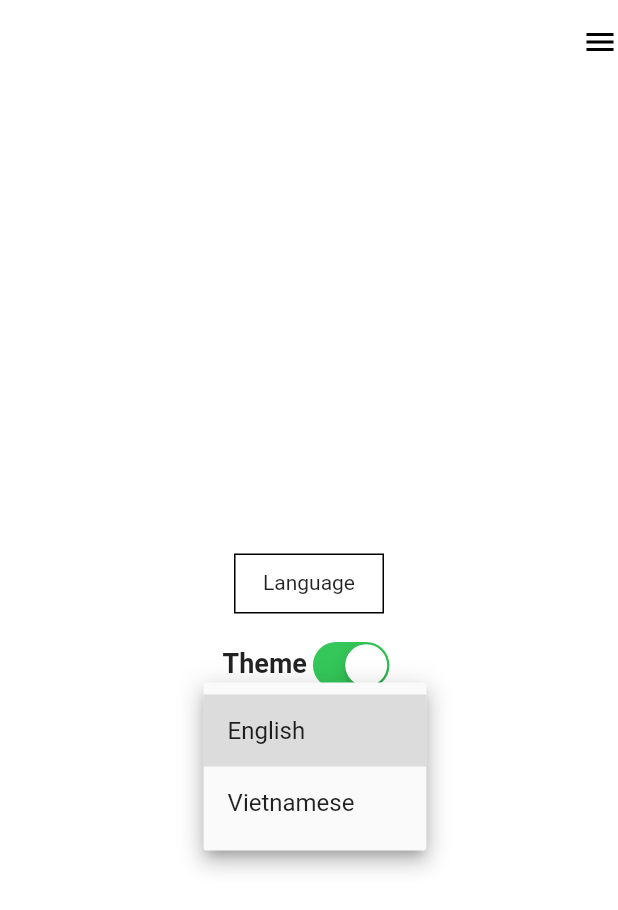
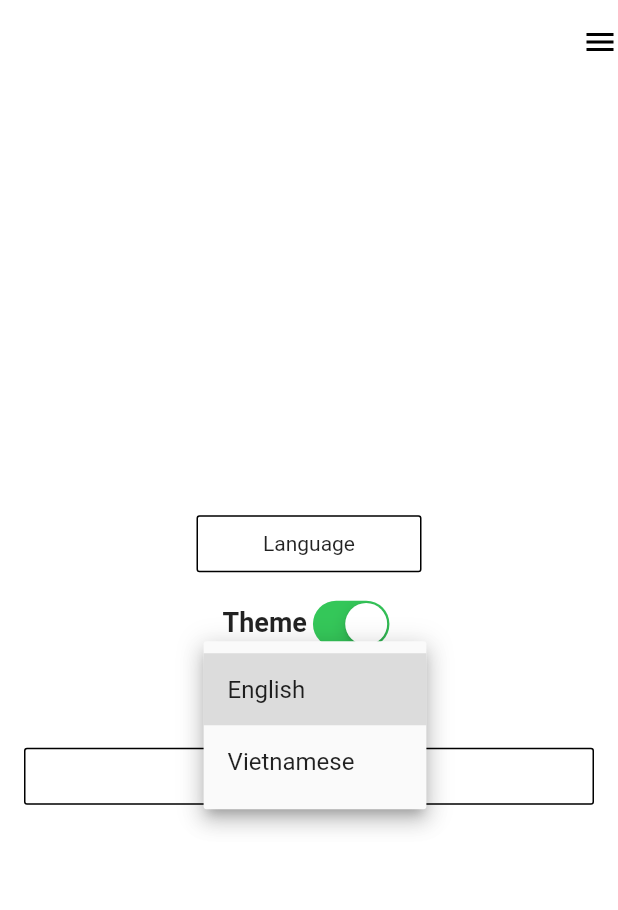
Before and after one commit to viphoamt/flutter-getx-template, a Flutter app: the screen it shows after launch, after a tap on "English", on a phone screen of 412 x 824 dp. Shown: the top 910 px of the screen. Run offline on Flutter 3.47's test engine with Material 2 defaults, Android fonts, the phone set to English and light mode, and no system bars; our stand-ins replace cookie_jar, dio, dio_cookie_manager, flutter_dotenv, flutter_easyloading, flutter_svg and 2 more.

Commit message:
fix language

```diff
--- /dev/null
+++ b/lib/commons/constant/dimens.dart
@@ -0,0 +1,4 @@
+const double kRadiusButton = 2.0;
+const double kHeightLargeButton = 56.0;
+const double kHeightDefaultButton = 38.0;
+const double kPaddingHorizontal16 = 16.0;
--- /dev/null
+++ b/lib/commons/constant/index.dart
@@ -0,0 +1,5 @@
+export 'app_constant.dart';
+export 'colors.dart';
+export 'date_time_format_pattern_constants.dart';
+export 'dimens.dart';
+export 'image_assets.dart';
--- a/lib/core/controllers/app_controller.dart
+++ b/lib/core/controllers/app_controller.dart
@@ -1,18 +1,21 @@
 import 'package:flutter/material.dart';
 import 'package:flutter_getx_base/data/local/preference_manager_impl.dart';
-import 'package:flutter_getx_base/localization/localization_service.dart';
+import 'package:flutter_getx_base/models/enum/language_type.dart';
 import 'package:flutter_getx_base/models/enum/theme_type.dart';
 import 'package:get/get.dart';
+
+import 'language_controller_extension.dart';
 import 'theme_controller_extension.dart';
 
 class AppController extends GetxController {
   static AppController to = Get.find();
-  final languageCode = LocalizationService.languages[0].obs;
+  final languageCode = LanguageType.english.obs;
   final theme = ThemeType.light.obs;
   final prefs = PreferenceManagerImpl();
   late ThemeMode themeMode;
 
   AppController() {
     getThemeModeFromStore();
+    getSavedLanguageCode();
   }
 }
--- a/lib/core/controllers/language_controller_extension.dart
+++ b/lib/core/controllers/language_controller_extension.dart
@@ -1,10 +1,18 @@
+import 'package:flutter_getx_base/commons/constant/index.dart';
 import 'package:flutter_getx_base/core/controllers/app_controller.dart';
 import 'package:flutter_getx_base/localization/localization_service.dart';
+import 'package:flutter_getx_base/models/enum/language_type.dart';
 
 extension LanguageControllerExtension on AppController {
-  void changeLocale(String? value) {
+  void getSavedLanguageCode() async {
+    final savedLanguageCode = await prefs.getString(AppConstant.language);
+    changeLocale(LanguageTypeExtension.parseLanguageCode(savedLanguageCode));
+  }
+
+  void changeLocale(LanguageType? value) async {
     if (value != null) {
       languageCode.value = value;
+      await prefs.setString(AppConstant.language, value.languageCode);
       LocalizationService.changeLocale(value);
       update();
     }
--- a/lib/core/controllers/theme_controller_extension.dart
+++ b/lib/core/controllers/theme_controller_extension.dart
@@ -3,14 +3,12 @@ import 'package:flutter_getx_base/commons/constant/app_constant.dart';
 import 'package:flutter_getx_base/core/controllers/app_controller.dart';
 import 'package:flutter_getx_base/models/enum/theme_type.dart';
 import 'package:get/get.dart';
-import 'package:flutter_getx_base/models/enum/theme_type.dart';
 
 extension ThemeControllerExtension on AppController {
   Future<void> setThemeMode(ThemeType value) async {
     theme.value = value;
     themeMode = getThemeModeFromString(value);
     Get.changeThemeMode(themeMode);
-    print(value.name);
     await prefs.setString(AppConstant.themeApp, value.name);
     update();
   }
@@ -28,7 +26,7 @@ extension ThemeControllerExtension on AppController {
 
   void getThemeModeFromStore() async {
     final String _themeString = await prefs.getString(AppConstant.themeApp);
-    setThemeMode(ThemeTypeExtension.parseLanguageCode(_themeString));
+    setThemeMode(ThemeTypeExtension.parseThemeType(_themeString));
   }
 
   // checks whether darkmode is set via system or previously by user
--- a/lib/futures/auth/login/login_screen.dart
+++ b/lib/futures/auth/login/login_screen.dart
@@ -5,8 +5,9 @@ import 'package:flutter_getx_base/core/controllers/app_controller.dart';
 import 'package:flutter_getx_base/core/controllers/language_controller_extension.dart';
 import 'package:flutter_getx_base/core/controllers/theme_controller_extension.dart';
 import 'package:flutter_getx_base/futures/auth/login/login_controller.dart';
-import 'package:flutter_getx_base/localization/localization_service.dart';
+import 'package:flutter_getx_base/models/enum/language_type.dart';
 import 'package:flutter_getx_base/models/enum/theme_type.dart';
+import 'package:flutter_getx_base/widgets/button.dart';
 import 'package:flutter_getx_base/widgets/icon/leading_icon.dart';
 import 'package:flutter_getx_base/widgets/screen_layout.dart';
 import 'package:get/get.dart';
@@ -25,21 +26,10 @@ class LoginScreen extends StatelessWidget {
       body: Column(
         mainAxisAlignment: MainAxisAlignment.center,
         children: [
-          InkWell(
-            onTap: controller.getWeather,
-            child: Container(
-              width: 100,
-              height: 40,
-              decoration: BoxDecoration(
-                border: Border.all(color: Theme.of(context).backgroundColor),
-              ),
-              child: Center(
-                child: Text(
-                  'language'.tr,
-                  style: AppTextStyle(),
-                ),
-              ),
-            ),
+          Button(
+            title: 'language'.tr,
+            onPressed: controller.getWeather,
+            width: 150.0,
           ),
           SizedBox(height: 15),
           Row(
@@ -64,20 +54,25 @@ class LoginScreen extends StatelessWidget {
               ),
             ],
           ),
-          DropdownButton<String>(
+          DropdownButton<LanguageType>(
             value: appController.languageCode.value,
             icon: Icon(
               Icons.arrow_drop_down_sharp,
             ),
-            items: LocalizationService.languages
-                .map<DropdownMenuItem<String>>((String value) {
-              return DropdownMenuItem<String>(
+            items: LanguageType.values
+                .map<DropdownMenuItem<LanguageType>>((LanguageType value) {
+              return DropdownMenuItem<LanguageType>(
                 value: value,
-                child: Text(value),
+                child: Text(value.translatedName),
               );
             }).toList(),
             onChanged: appController.changeLocale,
           ),
+          SizedBox(height: 15),
+          Button(
+            title: 'Click here',
+            onPressed: () => {},
+          )
         ],
       ),
     );
--- a/lib/localization/en_us.dart
+++ b/lib/localization/en_us.dart
@@ -1,6 +1,6 @@
 const Map<String, String> enUS = <String, String>{
   'english': 'English',
-  'vietNam': 'Vietnamese',
+  'vietnamese': 'Vietnamese',
   'language': 'Language',
   'theme': 'Theme',
 };
--- a/lib/localization/localization_service.dart
+++ b/lib/localization/localization_service.dart
@@ -1,5 +1,6 @@
 import 'dart:ui';
 import 'package:flutter_getx_base/localization/vn_vi.dart';
+import 'package:flutter_getx_base/models/enum/language_type.dart';
 import 'package:get/get.dart';
 import 'en_us.dart';
 
@@ -12,7 +13,10 @@ class LocalizationService extends Translations {
 
   // Supported languages
   // Needs to be same order with locales
-  static final List<String> languages = <String>['English', 'Vietnamese'];
+  static final List<LanguageType> languages = <LanguageType>[
+    LanguageType.english,
+    LanguageType.vietnamese
+  ];
 
   // Supported locales
   // Needs to be same order with languages
@@ -30,13 +34,13 @@ class LocalizationService extends Translations {
       };
 
   // Gets locale from language, and updates the locale
-  static void changeLocale(String lang) {
+  static void changeLocale(LanguageType lang) {
     final Locale? locale = _getLocaleFromLanguage(lang);
     Get.updateLocale(locale!);
   }
 
   // Finds language in `langs` list and returns it as Locale
-  static Locale? _getLocaleFromLanguage(String lang) {
+  static Locale? _getLocaleFromLanguage(LanguageType lang) {
     for (int i = 0; i < languages.length; i++) {
       if (lang == languages[i]) {
         return locales[i];
--- a/lib/localization/vn_vi.dart
+++ b/lib/localization/vn_vi.dart
@@ -1,6 +1,6 @@
 const Map<String, String> vnVI = <String, String>{
   'english': 'Tiếng Anh',
-  'vietNam': 'Tiếng Việt',
+  'vietnamese': 'Tiếng Việt',
   'login': 'Đăng nhập',
   'language': 'Ngôn ngữ',
   'theme': 'Chủ đề',
--- a/lib/main.dart
+++ b/lib/main.dart
@@ -5,7 +5,6 @@ import 'package:flutter_getx_base/commons/theme/custom_theme.dart';
 import 'package:flutter_getx_base/configurations/app_configuration_manager.dart';
 import 'package:flutter_getx_base/configurations/environment_type.dart';
 import 'package:flutter_getx_base/core/controllers/app_controller.dart';
-import 'package:flutter_getx_base/core/controllers/theme_controller_extension.dart';
 import 'package:flutter_getx_base/route/route_name.dart';
 import 'package:flutter_getx_base/route/route_page.dart';
 import 'package:get/get.dart';
--- /dev/null
+++ b/lib/models/enum/language_type.dart
@@ -0,0 +1,52 @@
+import 'package:get/get.dart';
+
+enum LanguageType { english, vietnamese }
+
+extension LanguageTypeExtension on LanguageType {
+  String get languageCode {
+    switch (this) {
+      case LanguageType.english:
+        return 'en';
+      case LanguageType.vietnamese:
+        return 'vi';
+    }
+  }
+
+  String get displayName {
+    switch (this) {
+      case LanguageType.english:
+        return 'English';
+      case LanguageType.vietnamese:
+        return 'Tiếng Việt';
+    }
+  }
+
+  String get translatedName {
+    switch (this) {
+      case LanguageType.english:
+        return 'english'.tr;
+      case LanguageType.vietnamese:
+        return 'vietnamese'.tr;
+    }
+  }
+
+  String get apiCountryCode {
+    switch (this) {
+      case LanguageType.english:
+        return 'EN';
+      case LanguageType.vietnamese:
+        return 'VN';
+    }
+  }
+
+  static LanguageType parseLanguageCode(String languageCode) {
+    switch (languageCode) {
+      case 'en':
+        return LanguageType.english;
+      case 'vi':
+        return LanguageType.vietnamese;
+      default:
+        return LanguageType.english;
+    }
+  }
+}
--- a/lib/models/enum/theme_type.dart
+++ b/lib/models/enum/theme_type.dart
@@ -10,11 +10,11 @@ extension ThemeTypeExtension on ThemeType {
     }
   }
 
-  static ThemeType parseLanguageCode(String type) {
+  static ThemeType parseThemeType(String type) {
     switch (type) {
-      case 'en':
+      case 'light':
         return ThemeType.light;
-      case 'vi':
+      case 'dark':
         return ThemeType.dark;
       default:
         return ThemeType.light;
--- /dev/null
+++ b/lib/widgets/button.dart
@@ -0,0 +1,42 @@
+import 'package:flutter/material.dart';
+import 'package:flutter_getx_base/commons/constant/index.dart';
+
+class Button extends StatelessWidget {
+  final String title;
+  final Function() onPressed;
+  final Color? color;
+  final bool isLarge;
+  final bool isDisable;
+  final double? width;
+
+  const Button({
+    Key? key,
+    required this.title,
+    required this.onPressed,
+    this.width,
+    this.color,
+    this.isLarge = false,
+    this.isDisable = true,
+  }) : super(key: key);
+
+  @override
+  Widget build(BuildContext context) {
+    return InkWell(
+      onTap: onPressed,
+      child: Container(
+        width: width,
+        margin: const EdgeInsets.symmetric(horizontal: kPaddingHorizontal16),
+        height: isLarge ? kHeightLargeButton : kHeightDefaultButton,
+        decoration: BoxDecoration(
+          borderRadius: BorderRadius.circular(kRadiusButton),
+          border: Border.all(color: Theme.of(context).backgroundColor),
+        ),
+        child: Center(
+          child: Text(
+            title,
+          ),
+        ),
+      ),
+    );
+  }
+}
```
